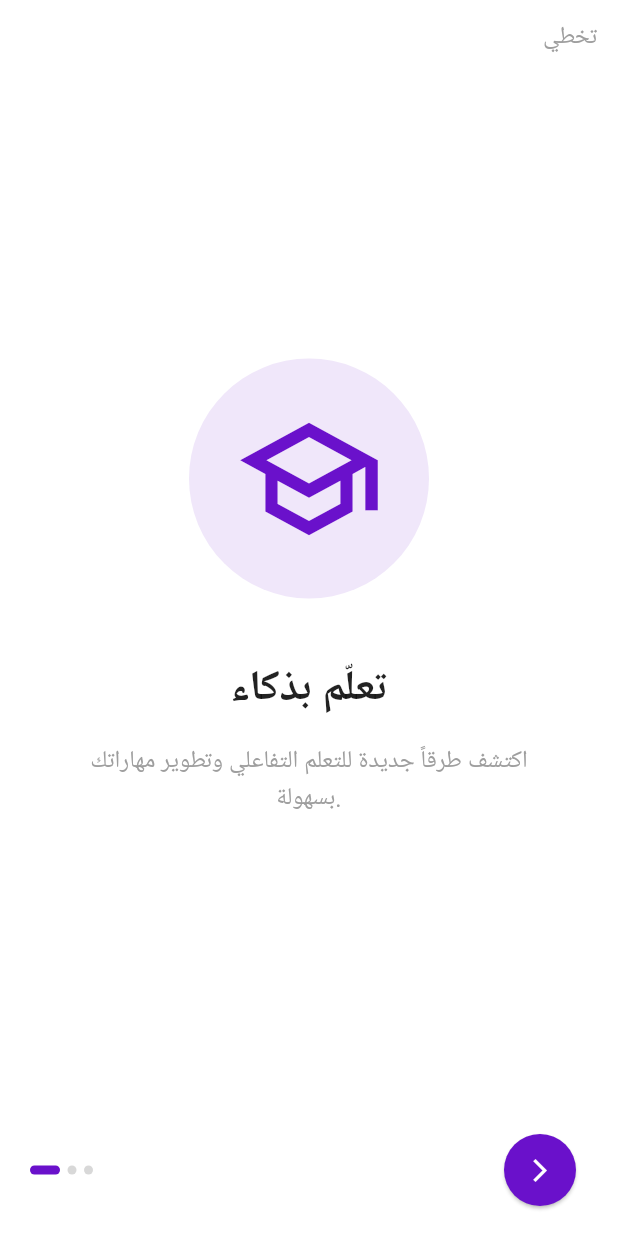
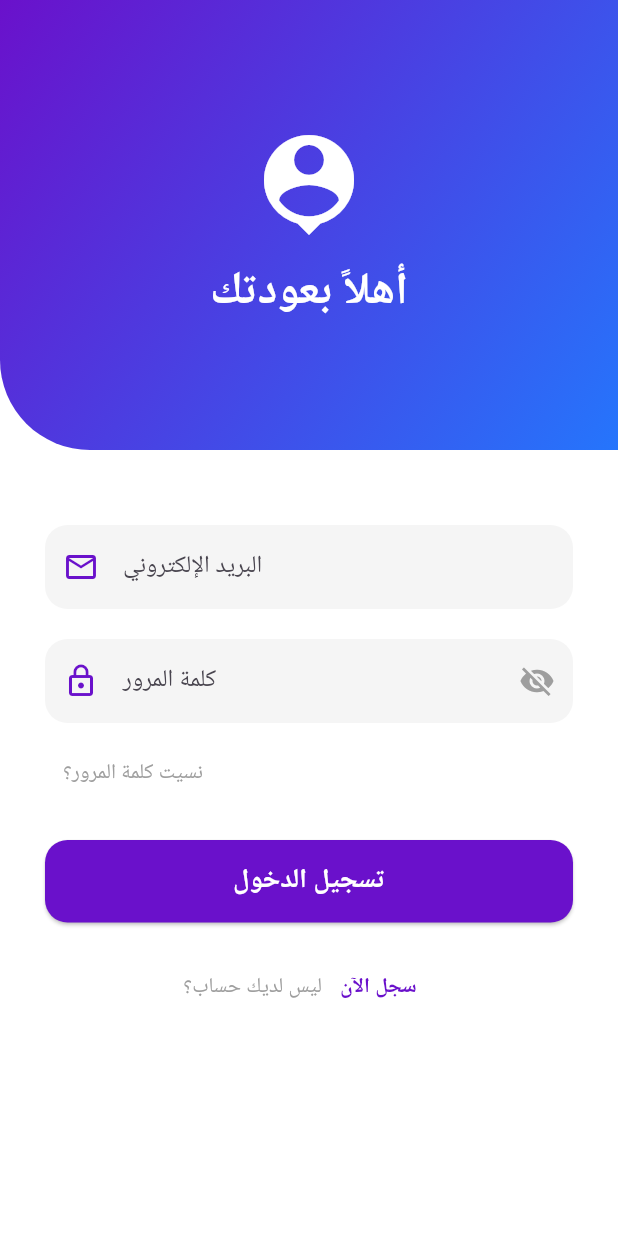
Before and after one commit to ish3-is/EduBridge, a Flutter app: the screen it shows after launch, after a tap on "تخطي", on a phone screen of 412 x 824 dp. Run offline on Flutter 3.47's test engine with Material 3 defaults, Android fonts, the light colour scheme and no system bars.

Commit message:
Fixed onboarding and added login UI

```diff
--- /dev/null
+++ b/lib/screens/login_screen.dart
@@ -0,0 +1,159 @@
+import 'package:flutter/material.dart';
+
+class LoginScreen extends StatefulWidget {
+  const LoginScreen({super.key});
+
+  @override
+  State<LoginScreen> createState() => _LoginScreenState();
+}
+
+class _LoginScreenState extends State<LoginScreen> {
+  bool _isPasswordVisible = false; // عشان حركة إظهار الباسورد
+
+  @override
+  Widget build(BuildContext context) {
+    return Scaffold(
+      backgroundColor: Colors.white,
+      body: SingleChildScrollView( // عشان لو طلع الكيبورد ما يغطي الشاشة
+        child: Column(
+          children: [
+            // الجزء العلوي (الخلفية المقوسة)
+            Container(
+              height: 300,
+              decoration: const BoxDecoration(
+                gradient: LinearGradient(
+                  colors: [Color(0xFF6A11CB), Color(0xFF2575FC)],
+                  begin: Alignment.topLeft,
+                  end: Alignment.bottomRight,
+                ),
+                borderRadius: BorderRadius.only(
+                  bottomLeft: Radius.circular(60),
+                ),
+              ),
+              child: const Center(
+                child: Column(
+                  mainAxisAlignment: MainAxisAlignment.center,
+                  children: [
+                    Icon(Icons.person_pin, size: 80, color: Colors.white),
+                    SizedBox(height: 10),
+                    Text(
+                      "أهلاً بعودتك",
+                      style: TextStyle(
+                        fontSize: 30,
+                        color: Colors.white,
+                        fontWeight: FontWeight.bold,
+                      ),
+                    ),
+                  ],
+                ),
+              ),
+            ),
+
+            const SizedBox(height: 50),
+
+            // حقول الإدخال
+            Padding(
+              padding: const EdgeInsets.symmetric(horizontal: 30),
+              child: Column(
+                children: [
+                  // حقل الإيميل
+                  TextField(
+                    decoration: InputDecoration(
+                      prefixIcon: const Icon(Icons.email_outlined, color: Color(0xFF6A11CB)),
+                      labelText: "البريد الإلكتروني",
+                      border: OutlineInputBorder(
+                        borderRadius: BorderRadius.circular(15),
+                        borderSide: BorderSide.none,
+                      ),
+                      filled: true,
+                      fillColor: Colors.grey[100],
+                    ),
+                  ),
+
+                  const SizedBox(height: 20),
+
+                  // حقل كلمة المرور
+                  TextField(
+                    obscureText: !_isPasswordVisible, // يخفي النص
+                    decoration: InputDecoration(
+                      prefixIcon: const Icon(Icons.lock_outline, color: Color(0xFF6A11CB)),
+                      suffixIcon: IconButton(
+                        icon: Icon(
+                          _isPasswordVisible ? Icons.visibility : Icons.visibility_off,
+                          color: Colors.grey,
+                        ),
+                        onPressed: () {
+                          setState(() {
+                            _isPasswordVisible = !_isPasswordVisible;
+                          });
+                        },
+                      ),
+                      labelText: "كلمة المرور",
+                      border: OutlineInputBorder(
+                        borderRadius: BorderRadius.circular(15),
+                        borderSide: BorderSide.none,
+                      ),
+                      filled: true,
+                      fillColor: Colors.grey[100],
+                    ),
+                  ),
+
+                  const SizedBox(height: 10),
+
+                  // نسيت كلمة المرور؟
+                  Align(
+                    alignment: Alignment.centerLeft, // خلها يسار لأن التطبيق عربي
+                    child: TextButton(
+                      onPressed: () {},
+                      child: const Text("نسيت كلمة المرور؟", style: TextStyle(color: Colors.grey)),
+                    ),
+                  ),
+
+                  const SizedBox(height: 20),
+
+                  // زر الدخول العريض
+                  SizedBox(
+                    width: double.infinity,
+                    height: 55,
+                    child: ElevatedButton(
+                      onPressed: () {
+                        // هنا نكتب كود الدخول لاحقاً
+                      },
+                      style: ElevatedButton.styleFrom(
+                        backgroundColor: const Color(0xFF6A11CB),
+                        shape: RoundedRectangleBorder(
+                          borderRadius: BorderRadius.circular(15),
+                        ),
+                      ),
+                      child: const Text(
+                        "تسجيل الدخول",
+                        style: TextStyle(color: Colors.white, fontSize: 18, fontWeight: FontWeight.bold),
+                      ),
+                    ),
+                  ),
+
+                  const SizedBox(height: 20),
+
+                  // ليس لديك حساب؟
+                  Row(
+                    mainAxisAlignment: MainAxisAlignment.center,
+                    children: [
+                      const Text("ليس لديك حساب؟", style: TextStyle(color: Colors.grey)),
+                      TextButton(
+                        onPressed: () {},
+                        child: const Text(
+                          "سجل الآن",
+                          style: TextStyle(color: Color(0xFF6A11CB), fontWeight: FontWeight.bold),
+                        ),
+                      ),
+                    ],
+                  ),
+                ],
+              ),
+            ),
+          ],
+        ),
+      ),
+    );
+  }
+}
--- a/lib/screens/onboarding_screen.dart
+++ b/lib/screens/onboarding_screen.dart
@@ -1,4 +1,5 @@
 import 'package:flutter/material.dart';
+import 'login_screen.dart'; // تأكدنا من استدعاء ملف الدخول هنا
 
 class OnboardingScreen extends StatefulWidget {
   const OnboardingScreen({super.key});
@@ -8,11 +9,11 @@ class OnboardingScreen extends StatefulWidget {
 }
 
 class _OnboardingScreenState extends State<OnboardingScreen> {
-  // للتحكم في الصفحات ومعرفة الصفحة الحالية
+  // للتحكم في الصفحات
   final PageController _controller = PageController();
   int _currentPage = 0;
 
-  // قائمة البيانات (تقدر تغير النصوص والأيقونات من هنا)
+  // البيانات
   List<Map<String, dynamic>> onboardingData = [
     {
       "title": "تعلّم بذكاء",
@@ -31,6 +32,14 @@ class _OnboardingScreenState extends State<OnboardingScreen> {
     },
   ];
 
+  // دالة الانتقال لصفحة الدخول (عشان ما نكرر الكود)
+  void _goToLogin() {
+    Navigator.pushReplacement(
+      context,
+      MaterialPageRoute(builder: (context) => const LoginScreen()),
+    );
+  }
+
   @override
   Widget build(BuildContext context) {
     return Scaffold(
@@ -42,10 +51,7 @@ class _OnboardingScreenState extends State<OnboardingScreen> {
             Align(
               alignment: Alignment.topRight,
               child: TextButton(
-                onPressed: () {
-                  // هنا ننتقل لصفحة تسجيل الدخول (لاحقاً)
-                  debugPrint("تم ضغط تخطي");
-                },
+                onPressed: _goToLogin, // تم الربط هنا
                 child: const Text(
                   "تخطي",
                   style: TextStyle(color: Colors.grey, fontSize: 16),
@@ -77,7 +83,7 @@ class _OnboardingScreenState extends State<OnboardingScreen> {
               child: Row(
                 mainAxisAlignment: MainAxisAlignment.spaceBetween,
                 children: [
-                  // مؤشر النقاط (Dots)
+                  // النقاط (Dots)
                   Row(
                     children: List.generate(
                       onboardingData.length,
@@ -85,22 +91,20 @@ class _OnboardingScreenState extends State<OnboardingScreen> {
                     ),
                   ),
 
-                  // الزر العائم (التالي أو ابدأ)
+                  // الزر العائم (التالي / ابدأ)
                   ElevatedButton(
                     onPressed: () {
                       if (_currentPage == onboardingData.length - 1) {
-                        // إذا وصلنا آخر صفحة -> تسجيل دخول
-                         debugPrint("يلا نبدأ!");
+                        _goToLogin(); // إذا آخر صفحة -> روح للدخول
                       } else {
-                        // غير كذا -> روح للصفحة التالية
-                        _controller.nextPage(
+                        _controller.nextPage( // وإلا -> الصفحة التالية
                           duration: const Duration(milliseconds: 300),
                           curve: Curves.easeIn,
                         );
                       }
                     },
                     style: ElevatedButton.styleFrom(
-                      backgroundColor: const Color(0xFF6A11CB), // اللون البنفسجي حقنا
+                      backgroundColor: const Color(0xFF6A11CB),
                       shape: const CircleBorder(),
                       padding: const EdgeInsets.all(15),
                     ),
@@ -120,13 +124,13 @@ class _OnboardingScreenState extends State<OnboardingScreen> {
     );
   }
 
-  // دالة صغيرة لرسم النقاط المتحركة
+  // دالة رسم النقاط
   AnimatedContainer buildDot({required int index}) {
     return AnimatedContainer(
       duration: const Duration(milliseconds: 200),
       margin: const EdgeInsets.only(right: 5),
       height: 6,
-      width: _currentPage == index ? 20 : 6, // النقطة الحالية تكون عريضة
+      width: _currentPage == index ? 20 : 6,
       decoration: BoxDecoration(
         color: _currentPage == index ? const Color(0xFF6A11CB) : const Color(0xFFD8D8D8),
         borderRadius: BorderRadius.circular(3),
@@ -135,7 +139,7 @@ class _OnboardingScreenState extends State<OnboardingScreen> {
   }
 }
 
-// تصميم محتوى الصفحة الواحدة
+// تصميم المحتوى الداخلي
 class OnboardingContent extends StatelessWidget {
   final String title, body;
   final IconData icon;
```
